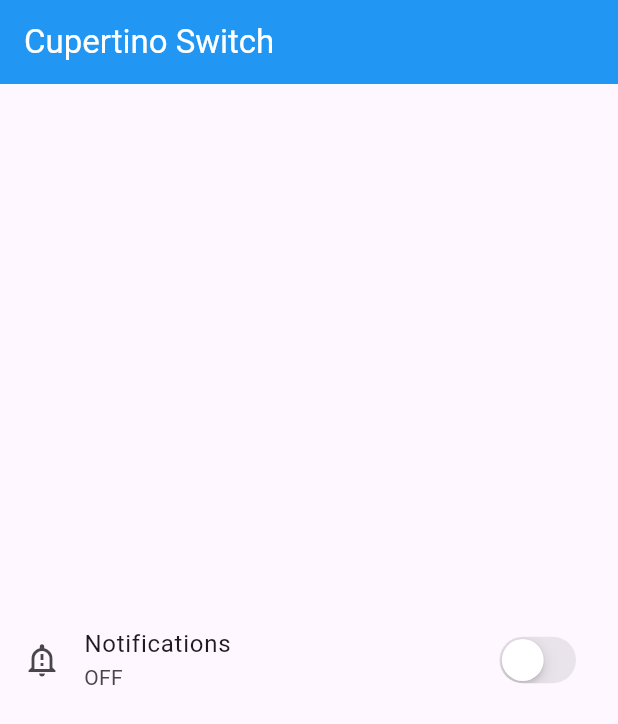
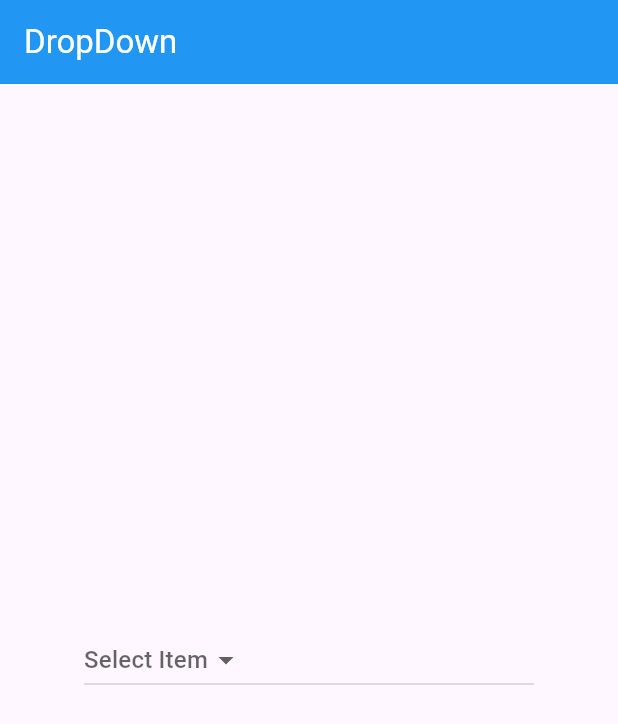
Before and after one commit to AbRehman536/Flutter_sec_9, a Flutter app: the screen it shows after launch, on a phone screen of 412 x 824 dp. Shown: the top 724 px of the screen. Run offline on Flutter 3.47's test engine with Material 3 defaults, Android fonts, the light colour scheme and no system bars; our stand-ins replace curved_navigation_bar, pinput, smooth_page_indicator.

Commit message:
Dropdown & OTP done

```diff
--- /dev/null
+++ b/lib/dropdown.dart
@@ -0,0 +1,42 @@
+import 'package:flutter/material.dart';
+
+class DropdownDemo extends StatefulWidget {
+  const DropdownDemo({super.key});
+
+  @override
+  State<DropdownDemo> createState() => _DropdownDemoState();
+}
+
+class _DropdownDemoState extends State<DropdownDemo> {
+  String? selectedValue;
+  List<String> items = ["Web", "Flutter" , "UI/UX", "Angular"];
+  @override
+  Widget build(BuildContext context) {
+    return Scaffold(
+      appBar: AppBar(
+        title: Text("DropDown"),
+        backgroundColor: Colors.blue,
+        foregroundColor: Colors.white,
+      ),
+      body: Center(child:
+        Container(
+          width: 300,
+
+          child: DropdownButton(
+            hint: Text("Select Item"),
+            value: selectedValue,
+            items: items.map((item){
+              return DropdownMenuItem(
+                value: item,
+                  child: Text(item));
+            }).toList(),
+            onChanged: (value) {
+              setState(() {
+                selectedValue = value;
+              });
+            }, ),
+        )
+        ,),
+    );
+  }
+}
--- a/lib/main.dart
+++ b/lib/main.dart
@@ -6,6 +6,7 @@ import 'package:flutter_sec_9/cupertino_switch.dart';
 import 'package:flutter_sec_9/curved_bottom_bar_demo.dart';
 import 'package:flutter_sec_9/date_time_picker.dart';
 import 'package:flutter_sec_9/dialogbox.dart';
+import 'package:flutter_sec_9/dropdown.dart';
 import 'package:flutter_sec_9/floating_action_button.dart';
 import 'package:flutter_sec_9/floating_action_button_extended.dart';
 import 'package:flutter_sec_9/gridView_builder.dart';
@@ -16,6 +17,7 @@ import 'package:flutter_sec_9/login_form.dart';
 import 'package:flutter_sec_9/multiple_selection.dart';
 import 'package:flutter_sec_9/nested_row_column.dart';
 import 'package:flutter_sec_9/network_image.dart';
+import 'package:flutter_sec_9/otp_field.dart';
 import 'package:flutter_sec_9/page_view.dart';
 import 'package:flutter_sec_9/row_column_demo.dart';
 import 'package:flutter_sec_9/single_selection.dart';
@@ -54,7 +56,7 @@ class MyApp extends StatelessWidget {
         // tested with just a hot reload.
         colorScheme: ColorScheme.fromSeed(seedColor: Colors.deepPurple),
       ),
-      home: CupertinoSwitchDemo(),
+      home: DropdownDemo(),
     );
   }
 }
--- a/pubspec.yaml
+++ b/pubspec.yaml
@@ -38,6 +38,7 @@ dependencies:
   flutter_staggered_grid_view: ^0.7.0
   curved_navigation_bar: ^1.0.6
   intl: ^0.20.2
+  pinput: ^6.0.1
 
 
 dev_dependencies:
```
Also changed, not shown: lib/otp_field.dart (added, +39 -0 lines), pubspec.lock.
